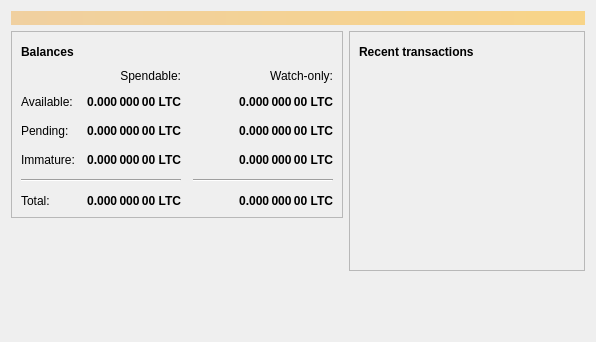
Before: the Qt Designer form src/qt/forms/overviewpage.ui in sumcoinlabs/sumcoin, drawn with Qt 5.
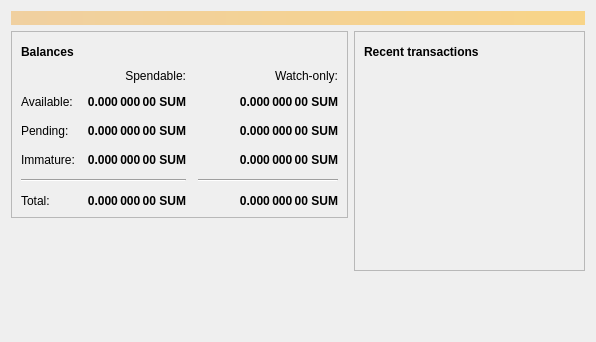
After: the same form once the commit is applied. Icons and pictures are not drawn.

Diff of the .ui file:
```diff
--- a/src/qt/forms/overviewpage.ui
+++ b/src/qt/forms/overviewpage.ui
@@ -129,7 +129,7 @@
                <string>Unconfirmed transactions to watch-only addresses</string>
               </property>
               <property name="text">
-               <string notr="true">0.000 000 00 LTC</string>
+               <string notr="true">0.000 000 00 SUM</string>
               </property>
               <property name="alignment">
                <set>Qt::AlignRight|Qt::AlignTrailing|Qt::AlignVCenter</set>
@@ -154,7 +154,7 @@
                <string>Total of transactions that have yet to be confirmed, and do not yet count toward the spendable balance</string>
               </property>
               <property name="text">
-               <string notr="true">0.000 000 00 LTC</string>
+               <string notr="true">0.000 000 00 SUM</string>
               </property>
               <property name="alignment">
                <set>Qt::AlignRight|Qt::AlignTrailing|Qt::AlignVCenter</set>
@@ -179,7 +179,7 @@
                <string>Mined balance in watch-only addresses that has not yet matured</string>
               </property>
               <property name="text">
-               <string notr="true">0.000 000 00 LTC</string>
+               <string notr="true">0.000 000 00 SUM</string>
               </property>
               <property name="alignment">
                <set>Qt::AlignRight|Qt::AlignTrailing|Qt::AlignVCenter</set>
@@ -237,7 +237,7 @@
                <string>Mined balance that has not yet matured</string>
               </property>
               <property name="text">
-               <string notr="true">0.000 000 00 LTC</string>
+               <string notr="true">0.000 000 00 SUM</string>
               </property>
               <property name="alignment">
                <set>Qt::AlignRight|Qt::AlignTrailing|Qt::AlignVCenter</set>
@@ -282,7 +282,7 @@
                <string>Your current total balance</string>
               </property>
               <property name="text">
-               <string notr="true">0.000 000 00 LTC</string>
+               <string notr="true">0.000 000 00 SUM</string>
               </property>
               <property name="alignment">
                <set>Qt::AlignRight|Qt::AlignTrailing|Qt::AlignVCenter</set>
@@ -307,7 +307,7 @@
                <string>Current total balance in watch-only addresses</string>
               </property>
               <property name="text">
-               <string notr="true">0.000 000 00 LTC</string>
+               <string notr="true">0.000 000 00 SUM</string>
               </property>
               <property name="alignment">
                <set>Qt::AlignRight|Qt::AlignTrailing|Qt::AlignVCenter</set>
@@ -349,7 +349,7 @@
                <string>Your current spendable balance</string>
               </property>
               <property name="text">
-               <string notr="true">0.000 000 00 LTC</string>
+               <string notr="true">0.000 000 00 SUM</string>
               </property>
               <property name="alignment">
                <set>Qt::AlignRight|Qt::AlignTrailing|Qt::AlignVCenter</set>
@@ -374,7 +374,7 @@
                <string>Your current balance in watch-only addresses</string>
               </property>
               <property name="text">
-               <string notr="true">0.000 000 00 LTC</string>
+               <string notr="true">0.000 000 00 SUM</string>
               </property>
               <property name="alignment">
                <set>Qt::AlignRight|Qt::AlignTrailing|Qt::AlignVCenter</set>
```
Left out of the diff: 4 changed lines with no effect on the pictures.
